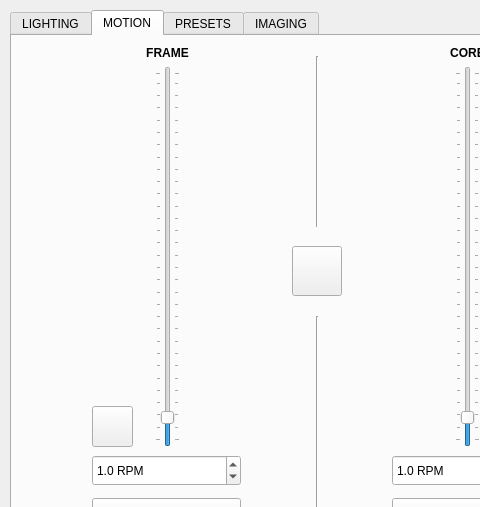
Above: _ui/Clinostat.ui from CoCl-Jerry/SciSpin_Max_Dev before the change; both pictures show x 0 to 480 and y 0 to 507 of the 1024 by 600 pixel window. Below: the same form after it.
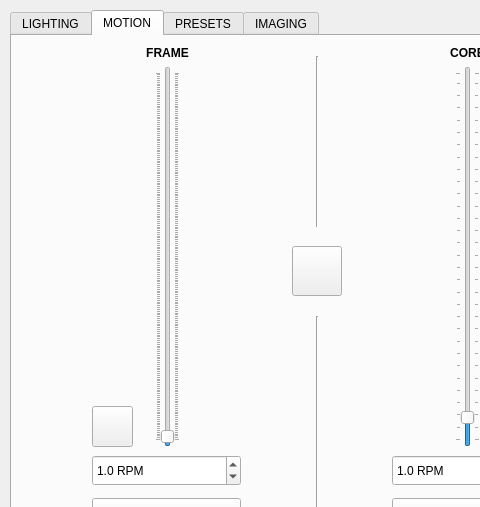
That is the form after the change. The open tabs and pages were chosen to show the change. Icons and pictures are not drawn.

The edit to the form file:
```diff
--- a/_ui/Clinostat.ui
+++ b/_ui/Clinostat.ui
@@ -601,7 +601,7 @@
           <number>1</number>
          </property>
          <property name="maximum">
-          <number>150</number>
+          <number>1000</number>
          </property>
          <property name="value">
           <number>10</number>
```
Left out of the diff: 4 changed lines with no effect on the pictures.
